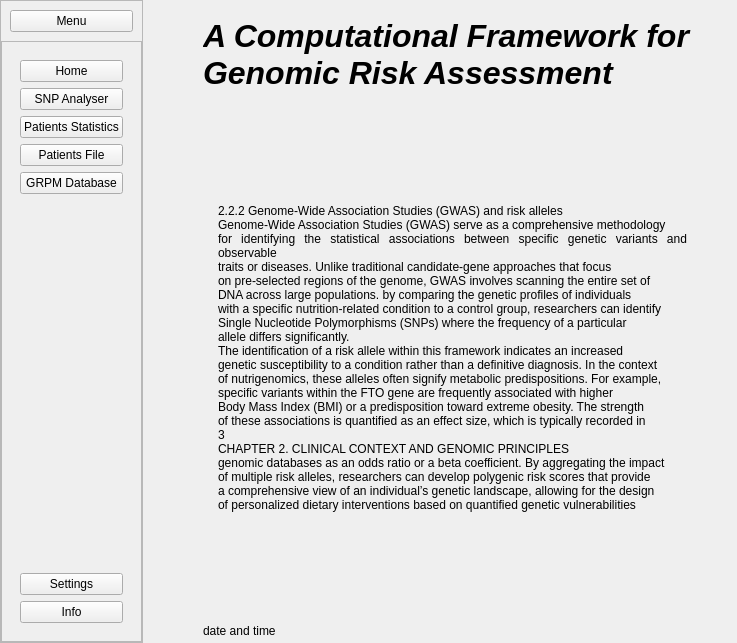
This is proj/frontend/views/ui/home.ui in be4ri/proiect-licenta as Qt 5 draws it before an edit. The edited form follows.
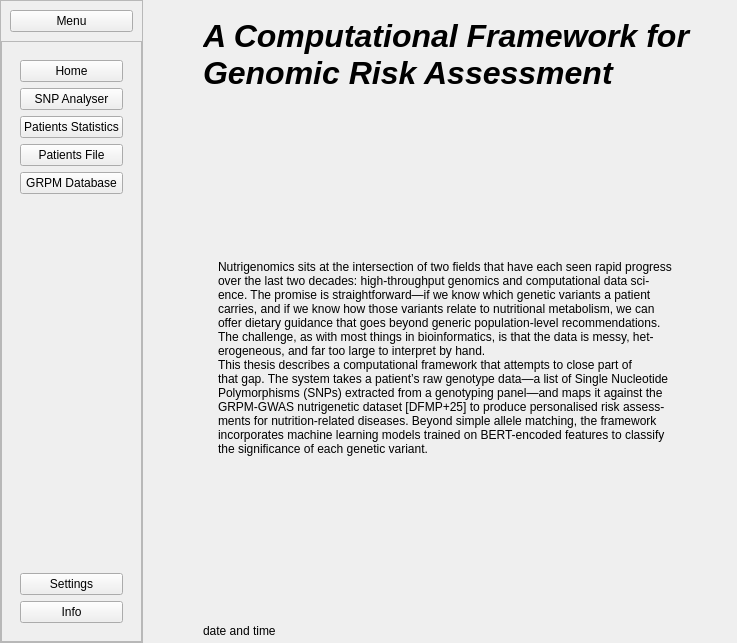
This is the edited form.

What changed in the file:
```diff
--- a/proj/frontend/views/ui/home.ui
+++ b/proj/frontend/views/ui/home.ui
@@ -320,27 +320,20 @@
             <enum>QFrame::Shape::NoFrame</enum>
            </property>
            <property name="text">
-            <string>2.2.2 Genome-Wide Association Studies (GWAS) and risk alleles
-Genome-Wide Association Studies (GWAS) serve as a comprehensive methodology
-for identifying the statistical associations between specific genetic variants and observable
-traits or diseases. Unlike traditional candidate-gene approaches that focus
-on pre-selected regions of the genome, GWAS involves scanning the entire set of
-DNA across large populations. by comparing the genetic profiles of individuals
-with a specific nutrition-related condition to a control group, researchers can identify
-Single Nucleotide Polymorphisms (SNPs) where the frequency of a particular
-allele differs significantly.
-The identification of a risk allele within this framework indicates an increased
-genetic susceptibility to a condition rather than a definitive diagnosis. In the context
-of nutrigenomics, these alleles often signify metabolic predispositions. For example,
-specific variants within the FTO gene are frequently associated with higher
-Body Mass Index (BMI) or a predisposition toward extreme obesity. The strength
-of these associations is quantified as an effect size, which is typically recorded in
-3
-CHAPTER 2. CLINICAL CONTEXT AND GENOMIC PRINCIPLES
-genomic databases as an odds ratio or a beta coefficient. By aggregating the impact
-of multiple risk alleles, researchers can develop polygenic risk scores that provide
-a comprehensive view of an individual’s genetic landscape, allowing for the design
-of personalized dietary interventions based on quantified genetic vulnerabilities</string>
+            <string>Nutrigenomics sits at the intersection of two fields that have each seen rapid progress
+over the last two decades: high-throughput genomics and computational data sci-
+ence. The promise is straightforward—if we know which genetic variants a patient
+carries, and if we know how those variants relate to nutritional metabolism, we can
+offer dietary guidance that goes beyond generic population-level recommendations.
+The challenge, as with most things in bioinformatics, is that the data is messy, het-
+erogeneous, and far too large to interpret by hand.
+This thesis describes a computational framework that attempts to close part of
+that gap. The system takes a patient’s raw genotype data—a list of Single Nucleotide
+Polymorphisms (SNPs) extracted from a genotyping panel—and maps it against the
+GRPM-GWAS nutrigenetic dataset [DFMP+25] to produce personalised risk assess-
+ments for nutrition-related diseases. Beyond simple allele matching, the framework
+incorporates machine learning models trained on BERT-encoded features to classify
+the significance of each genetic variant.</string>
            </property>
            <property name="textFormat">
             <enum>Qt::TextFormat::PlainText</enum>
```
